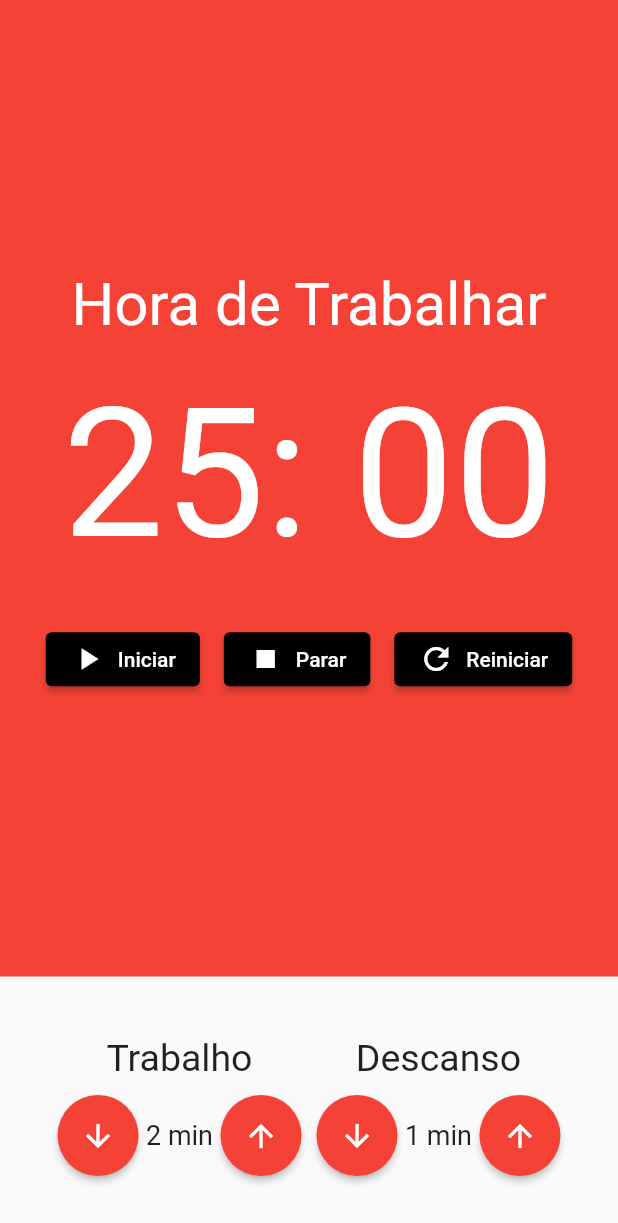
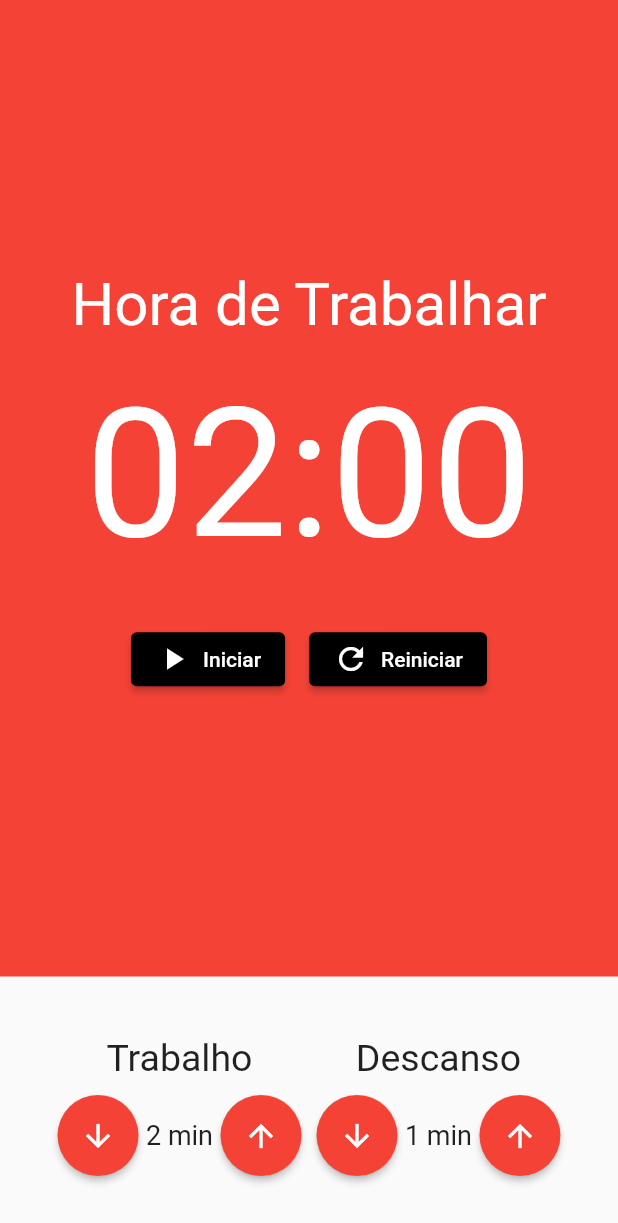
Before and after one commit to mechztcc/flutter-pomodoro, a Flutter app: the screen it shows after launch, on a phone screen of 412 x 824 dp. Shown: the top 1223 px of the screen. Run offline on Flutter 3.47's test engine with Material 2 defaults, Android fonts, the phone set to English and light mode, and no system bars; our stand-ins replace flutter_mobx, mobx; generated files the repository leaves out were written again.

```diff
--- a/lib/components/cronometro.dart
+++ b/lib/components/cronometro.dart
@@ -1,63 +1,75 @@
 import 'package:flutter/material.dart';
+import 'package:flutter_mobx/flutter_mobx.dart';
 import 'package:pomodoro/components/cronometro_botao.dart';
+import 'package:pomodoro/store/pomodoro.store.dart';
+import 'package:provider/provider.dart';
 
 class Cronometro extends StatelessWidget {
   const Cronometro({Key? key}) : super(key: key);
 
   @override
   Widget build(BuildContext context) {
+    final store = Provider.of<PomodoroStore>(context);
+
     return Container(
       color: Colors.red,
       child: Column(
         mainAxisAlignment: MainAxisAlignment.center,
         crossAxisAlignment: CrossAxisAlignment.center,
         children: [
-          Text(
+          const Text(
             'Hora de Trabalhar',
             style: TextStyle(
               fontSize: 40,
               color: Colors.white,
             ),
           ),
-          SizedBox(
+          const SizedBox(
             height: 20,
           ),
           Text(
-            '25: 00',
-            style: TextStyle(
+            '${store.minutos.toString().padLeft(2, '0')}:${store.segundos.toString().padLeft(2, '0')}',
+            style: const TextStyle(
               fontSize: 120,
               color: Colors.white,
             ),
           ),
-          SizedBox(
+          const SizedBox(
             height: 20,
           ),
-          Row(
+          Observer(
+            builder: (_) => Row(
               mainAxisAlignment: MainAxisAlignment.center,
               children: [
+                if (!store.iniciado)
                   Padding(
                     padding: const EdgeInsets.all(8.0),
                     child: CronometroBotao(
                       texto: 'Iniciar',
                       icone: Icons.play_arrow,
+                      click: store.iniciar,
                     ),
                   ),
+                if (store.iniciado)
                   Padding(
                     padding: const EdgeInsets.all(8.0),
                     child: CronometroBotao(
                       texto: 'Parar',
                       icone: Icons.stop,
+                      click: store.parar,
                     ),
                   ),
                 Padding(
-                padding: const EdgeInsets.all(8.0),
+                  padding: EdgeInsets.all(8.0),
                   child: CronometroBotao(
                     texto: 'Reiniciar',
                     icone: Icons.refresh,
+                    click: store.reiniciar,
                   ),
                 ),
               ],
-          )
+            ),
+          ),
         ],
       ),
     );
--- a/lib/components/cronometro_botao.dart
+++ b/lib/components/cronometro_botao.dart
@@ -4,7 +4,10 @@ class CronometroBotao extends StatelessWidget {
   final String texto;
   final IconData icone;
 
-  const CronometroBotao({Key? key, required this.texto, required this.icone})
+  final void Function()? click;
+
+  const CronometroBotao(
+      {Key? key, required this.texto, required this.icone, this.click})
       : super(key: key);
   @override
   Widget build(BuildContext context) {
@@ -12,7 +15,7 @@ class CronometroBotao extends StatelessWidget {
       style: ElevatedButton.styleFrom(
         primary: Colors.black,
       ),
-      onPressed: () {},
+      onPressed: click,
       child: Row(
         children: [
           Padding(
--- a/lib/main.dart
+++ b/lib/main.dart
@@ -19,6 +19,7 @@ class MyApp extends StatelessWidget {
         )
       ],
       child: MaterialApp(
+        debugShowCheckedModeBanner: false,
         title: 'Flutter Demo',
         theme: ThemeData(
           primarySwatch: Colors.blue,
```
Also changed, not shown: lib/store/pomodoro.store.dart (+24 -0 lines), lib/store/pomodoro.store.g.dart. Lines whose indentation alone changed are shown as unchanged.
